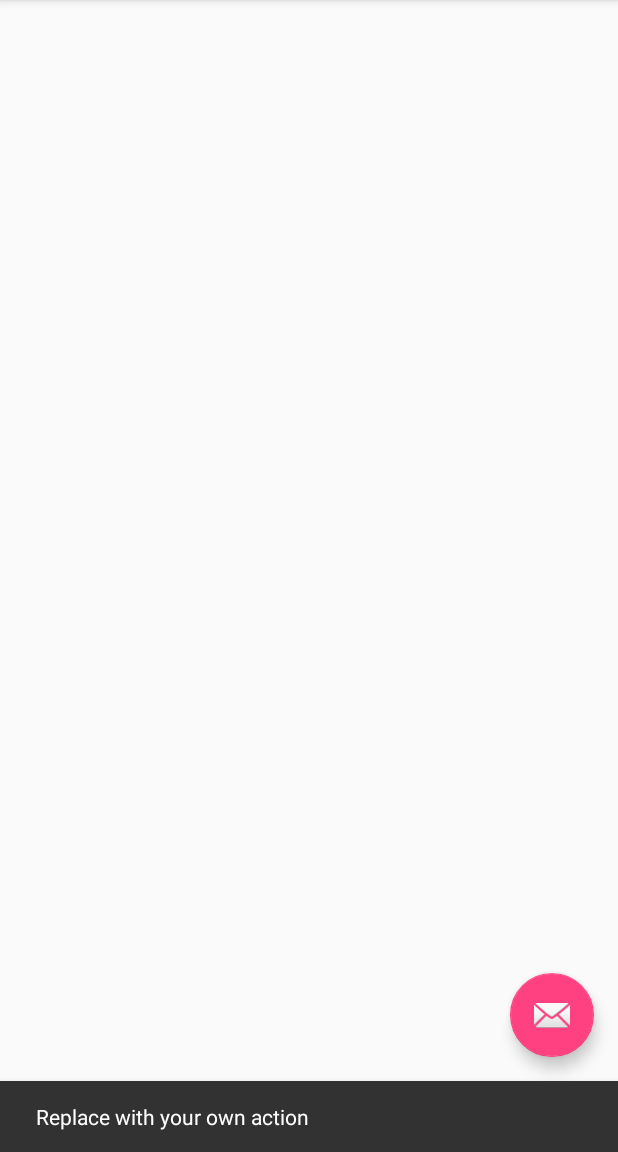
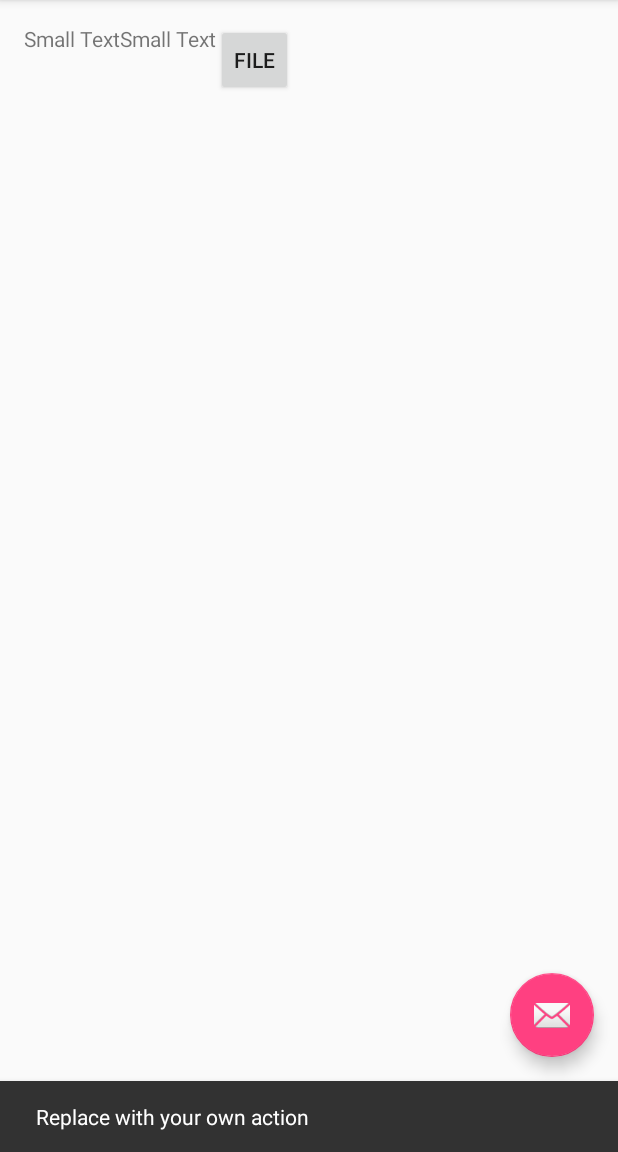
Before and after one commit to jesperancinha/image-train-filters-android, an Android app: the screen it shows after launch (MainActivity), after a tap on an icon or button, on a phone screen of 412 x 824 dp, the part 84-1236 px from its top. Run offline under Robolectric (Android 15) with nearby library versions, the phone set to English and light mode, and no system bars.

Commit message:
SZ-N Explorer development complete

```diff
--- a/app/src/main/AndroidManifest.xml
+++ b/app/src/main/AndroidManifest.xml
@@ -1,7 +1,7 @@
 <?xml version="1.0" encoding="utf-8"?>
 <manifest xmlns:android="http://schemas.android.com/apk/res/android"
     package="com.steelzack.pencelizer" >
-
+    <uses-permission android:name="android.permission.WRITE_EXTERNAL_STORAGE" />
     <application
         android:allowBackup="true"
         android:icon="@mipmap/ic_launcher"
@@ -18,6 +18,10 @@
                 <category android:name="android.intent.category.LAUNCHER" />
             </intent-filter>
         </activity>
+        <activity android:name=".FileManagerActivity"
+            android:label="@string/app_name"
+            android:theme="@style/AppTheme.NoActionBar" >
+        </activity>
     </application>
 
 </manifest>
--- a/app/src/main/java/com/steelzack/pencelizer/MainActivity.java
+++ b/app/src/main/java/com/steelzack/pencelizer/MainActivity.java
@@ -1,5 +1,6 @@
 package com.steelzack.pencelizer;
 
+import android.content.Intent;
 import android.os.Bundle;
 import android.support.design.widget.FloatingActionButton;
 import android.support.design.widget.Snackbar;
@@ -49,4 +50,9 @@ public class MainActivity extends AppCompatActivity {
 
         return super.onOptionsItemSelected(item);
     }
+
+    public void pFindFile(View view) {
+        final Intent intent = new Intent(MainActivity.this, FileManagerActivity.class);
+        startActivity(intent);
+    }
 }
--- a/app/src/main/res/layout/content_main.xml
+++ b/app/src/main/res/layout/content_main.xml
@@ -12,4 +12,39 @@
     app:layout_behavior="@string/appbar_scrolling_view_behavior"
     tools:showIn="@layout/activity_main"
     tools:context="com.steelzack.pencelizer.MainActivity">
+
+    <TableLayout
+        android:layout_width="match_parent"
+        android:layout_height="match_parent">
+
+        <TableRow
+            android:layout_width="match_parent"
+            android:layout_height="match_parent"
+            android:id="@+id/rowFile">
+
+            <TextView
+                android:layout_width="wrap_content"
+                android:layout_height="wrap_content"
+                android:textAppearance="?android:attr/textAppearanceSmall"
+                android:text="Small Text"
+                android:id="@+id/textView" />
+
+            <TextView
+                android:layout_width="wrap_content"
+                android:layout_height="wrap_content"
+                android:textAppearance="?android:attr/textAppearanceSmall"
+                android:text="Small Text"
+                android:id="@+id/textView2" />
+
+            <Button
+                style="?android:attr/buttonStyleSmall"
+                android:layout_width="wrap_content"
+                android:layout_height="wrap_content"
+                android:text="File"
+                android:id="@+id/btnFindFile"
+                android:layout_gravity="right"
+                android:onClick="pFindFile"/>
+        </TableRow>
+
+    </TableLayout>
 </RelativeLayout>
```
Also changed, not shown: app/src/main/java/com/steelzack/pencelizer/FileManagerActivity.java (+17 -9 lines), app/src/main/java/com/steelzack/pencelizer/fileManager/FileManagerAdapter.java (+22 -3 lines), app/src/main/java/com/steelzack/pencelizer/fileManager/FileManagerItem.java (+8 -0 lines), app/src/main/res/layout/file_navigator.xml (+25 -16 lines).
